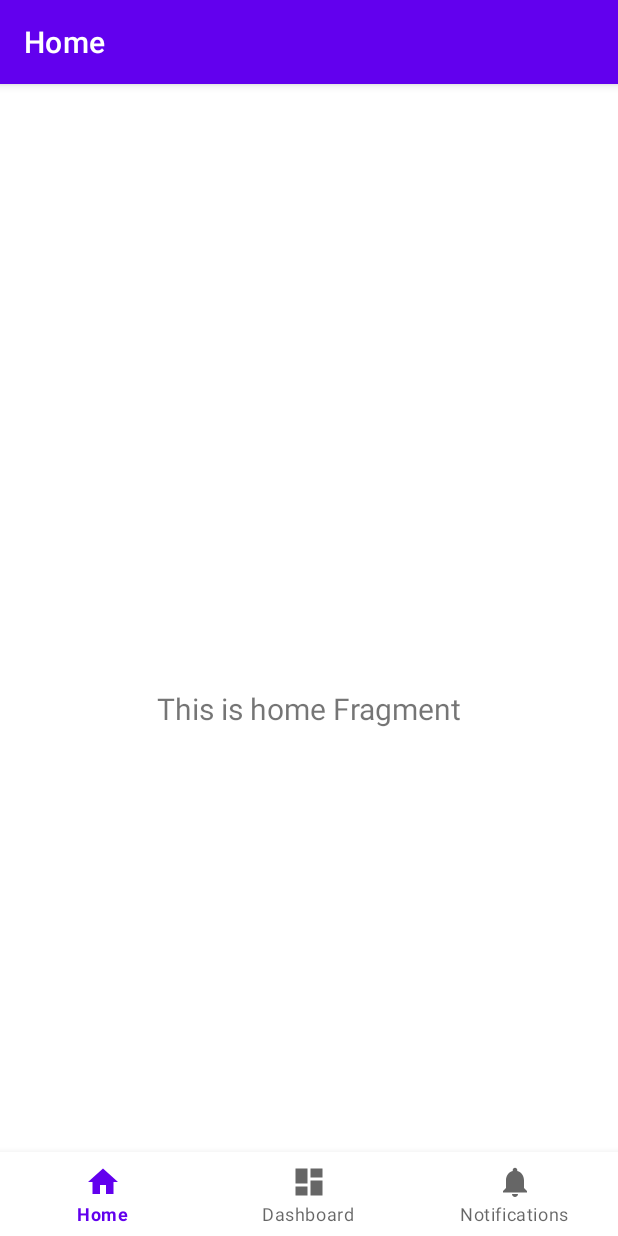
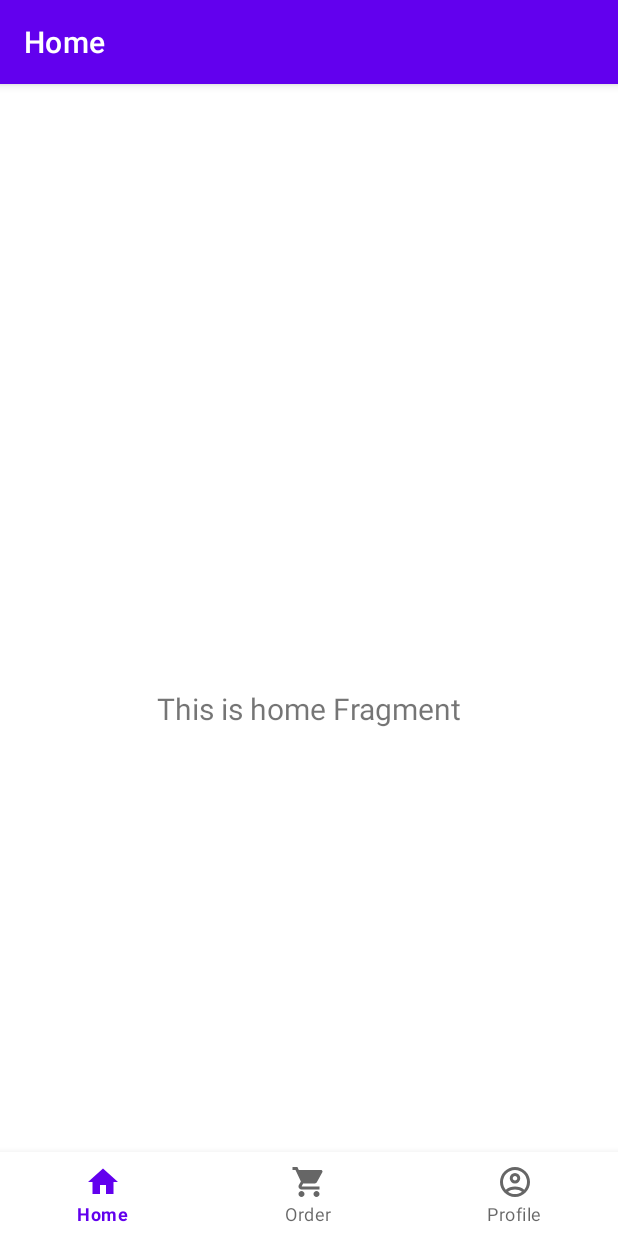
Before and after one commit to fauzanashshidiq/dapur-tongseng-app, an Android app: the screen it shows after launch (MainActivity), on a phone screen of 412 x 824 dp. Run offline under Robolectric (Android 15) with nearby library versions, the phone set to English and light mode, and no system bars; our stand-ins replace navigation-ui.

Commit message:
feat: change icon bottom navbar to order & profile

```diff
--- /dev/null
+++ b/app/src/main/res/drawable/ic_order.xml
@@ -0,0 +1,5 @@
+<vector xmlns:android="http://schemas.android.com/apk/res/android" android:height="24dp" android:tint="#000000" android:viewportHeight="24" android:viewportWidth="24" android:width="24dp">
+
+    <path android:fillColor="@android:color/white" android:pathData="M7,18c-1.1,0 -1.99,0.9 -1.99,2S5.9,22 7,22s2,-0.9 2,-2 -0.9,-2 -2,-2zM1,2v2h2l3.6,7.59 -1.35,2.45c-0.16,0.28 -0.25,0.61 -0.25,0.96 0,1.1 0.9,2 2,2h12v-2L7.42,15c-0.14,0 -0.25,-0.11 -0.25,-0.25l0.03,-0.12 0.9,-1.63h7.45c0.75,0 1.41,-0.41 1.75,-1.03l3.58,-6.49c0.08,-0.14 0.12,-0.31 0.12,-0.48 0,-0.55 -0.45,-1 -1,-1L5.21,4l-0.94,-2L1,2zM17,18c-1.1,0 -1.99,0.9 -1.99,2s0.89,2 1.99,2 2,-0.9 2,-2 -0.9,-2 -2,-2z"/>
+
+</vector>
--- /dev/null
+++ b/app/src/main/res/drawable/ic_profile.xml
@@ -0,0 +1,5 @@
+<vector xmlns:android="http://schemas.android.com/apk/res/android" android:height="24dp" android:tint="#000000" android:viewportHeight="960" android:viewportWidth="960" android:width="24dp">
+
+    <path android:fillColor="@android:color/white" android:pathData="M234,684Q285,645 348,622.5Q411,600 480,600Q549,600 612,622.5Q675,645 726,684Q761,643 780.5,591Q800,539 800,480Q800,347 706.5,253.5Q613,160 480,160Q347,160 253.5,253.5Q160,347 160,480Q160,539 179.5,591Q199,643 234,684ZM480,520Q421,520 380.5,479.5Q340,439 340,380Q340,321 380.5,280.5Q421,240 480,240Q539,240 579.5,280.5Q620,321 620,380Q620,439 579.5,479.5Q539,520 480,520ZM480,880Q397,880 324,848.5Q251,817 197,763Q143,709 111.5,636Q80,563 80,480Q80,397 111.5,324Q143,251 197,197Q251,143 324,111.5Q397,80 480,80Q563,80 636,111.5Q709,143 763,197Q817,251 848.5,324Q880,397 880,480Q880,563 848.5,636Q817,709 763,763Q709,817 636,848.5Q563,880 480,880ZM480,800Q533,800 580,784.5Q627,769 666,740Q627,711 580,695.5Q533,680 480,680Q427,680 380,695.5Q333,711 294,740Q333,769 380,784.5Q427,800 480,800ZM480,440Q506,440 523,423Q540,406 540,380Q540,354 523,337Q506,320 480,320Q454,320 437,337Q420,354 420,380Q420,406 437,423Q454,440 480,440ZM480,380Q480,380 480,380Q480,380 480,380Q480,380 480,380Q480,380 480,380Q480,380 480,380Q480,380 480,380Q480,380 480,380Q480,380 480,380ZM480,740Q480,740 480,740Q480,740 480,740Q480,740 480,740Q480,740 480,740Q480,740 480,740Q480,740 480,740Q480,740 480,740Q480,740 480,740Z"/>
+
+</vector>
--- a/app/src/main/res/menu/bottom_nav_menu.xml
+++ b/app/src/main/res/menu/bottom_nav_menu.xml
@@ -8,12 +8,12 @@
 
     <item
         android:id="@+id/navigation_dashboard"
-        android:icon="@drawable/ic_dashboard_black_24dp"
-        android:title="@string/title_dashboard"/>
+        android:icon="@drawable/ic_order"
+        android:title="@string/title_order"/>
 
     <item
         android:id="@+id/navigation_notifications"
-        android:icon="@drawable/ic_notifications_black_24dp"
-        android:title="@string/title_notifications"/>
+        android:icon="@drawable/ic_profile"
+        android:title="@string/title_profile"/>
 
 </menu>
--- a/app/src/main/res/values/strings.xml
+++ b/app/src/main/res/values/strings.xml
@@ -1,6 +1,6 @@
 <resources>
     <string name="app_name">Dapur Tongseng</string>
     <string name="title_home">Home</string>
-    <string name="title_dashboard">Dashboard</string>
-    <string name="title_notifications">Notifications</string>
+    <string name="title_order">Order</string>
+    <string name="title_profile">Profile</string>
 </resources>
```
